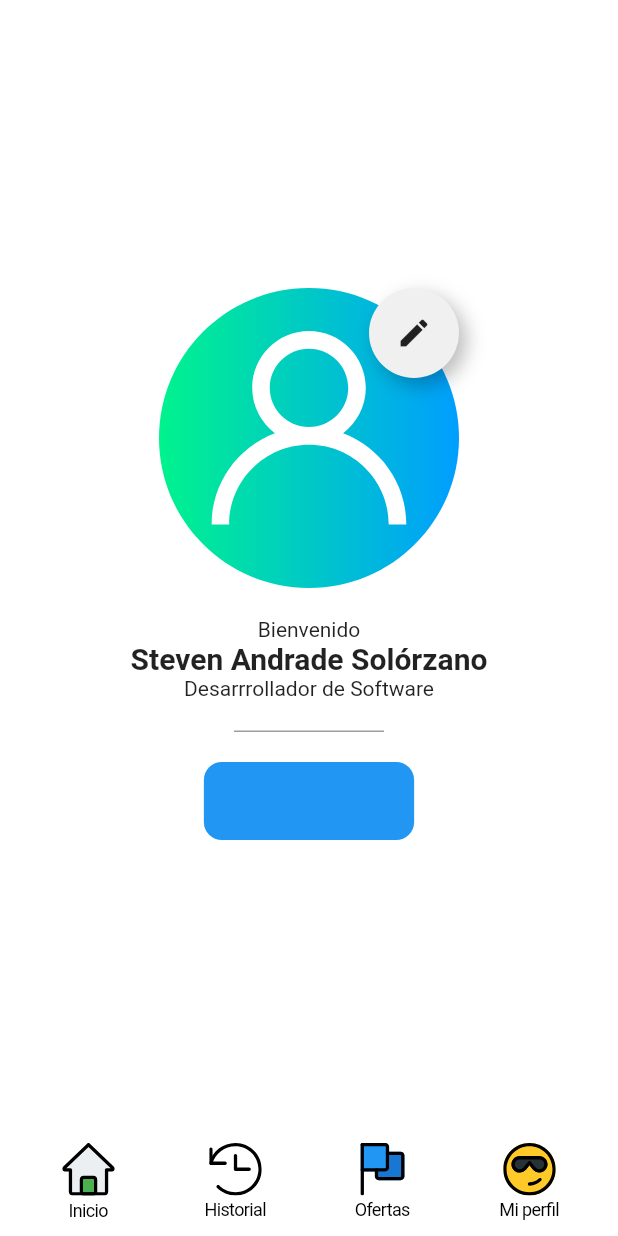
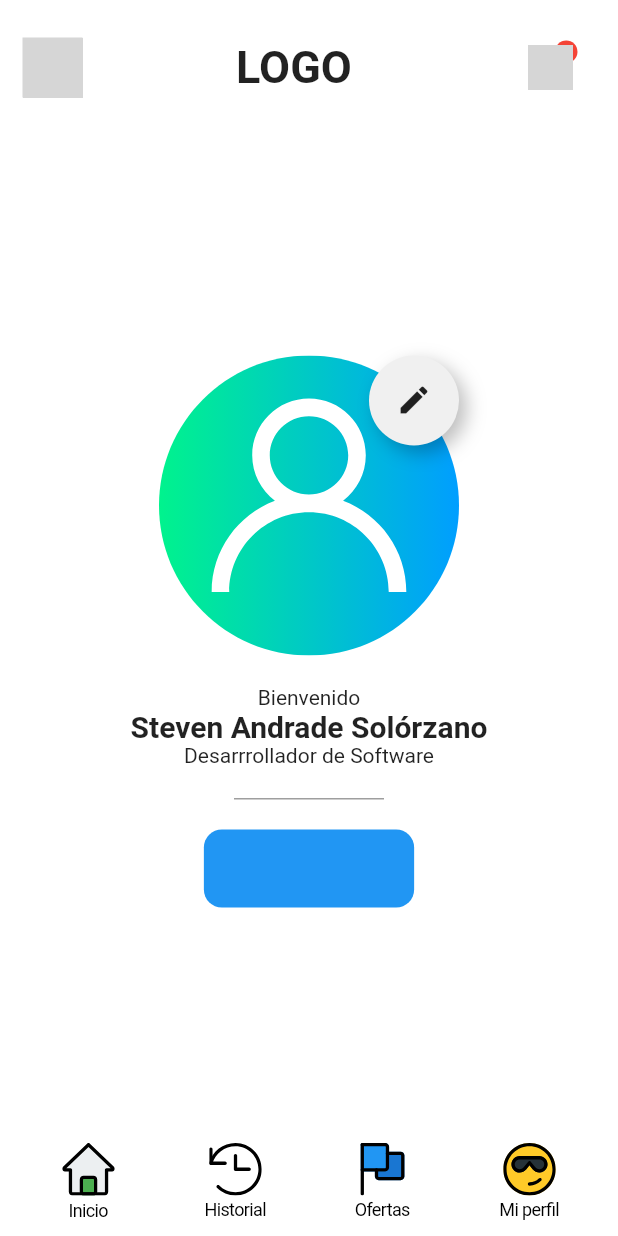
Before and after one commit to stev1494/flutter-buenas-pr-cticas, a Flutter app: the screen it shows after launch, on a phone screen of 412 x 824 dp. Run offline on Flutter 3.47's test engine with Material 2 defaults, Android fonts, the phone set to English and light mode, and no system bars; our stand-ins replace after_layout, flutter_svg; network calls fail; grey boxes are pictures that could not be loaded.

Commit message:
appbar personalizado

```diff
--- a/lib/pages/home_page.dart
+++ b/lib/pages/home_page.dart
@@ -4,6 +4,7 @@ import 'package:ui/widgets/bottom_menu.dart';
 import 'package:ui/widgets/circle_container.dart';
 import 'package:flutter/cupertino.dart';
 import 'package:ui/widgets/cronometer.dart';
+import 'package:ui/widgets/my_appbar.dart';
 
 class HomePage extends StatefulWidget {
   @override
@@ -37,10 +38,15 @@ class _HomePageState extends State<HomePage> {
           width: double.infinity,
           color: Colors.white,
           child: Column(
-            crossAxisAlignment: CrossAxisAlignment.center,
-            mainAxisAlignment: MainAxisAlignment.center,
-            mainAxisSize: MainAxisSize.max,
-            children: <Widget> [
+            children: [
+              // appBar
+              MyAppBar(),
+              Expanded(
+                child: Column(
+                crossAxisAlignment: CrossAxisAlignment.center,
+                mainAxisAlignment: MainAxisAlignment.center,
+                mainAxisSize: MainAxisSize.max,
+              children: <Widget> [
               Avatar(),
               SizedBox(height: 20,),
               Text("Bienvenido"),
@@ -66,6 +72,9 @@ class _HomePageState extends State<HomePage> {
               )
             ],
           )
+              )
+            ],
+          )
         )
       )
     );
--- a/lib/widgets/bottom_menu.dart
+++ b/lib/widgets/bottom_menu.dart
@@ -28,7 +28,10 @@ class BottomMenu extends StatelessWidget {
             children:
               List.generate(items.length, (index) {
                 final BottomMenuItem item = items[index];
-                return CupertinoButton(
+                // El expanded, aumenta el rango de accción al clickear
+                return Expanded(
+                    child: Container(
+                    child: CupertinoButton(
                       padding: EdgeInsets.zero,
                       onPressed: (){},
                       child: Column(
@@ -39,6 +42,8 @@ class BottomMenu extends StatelessWidget {
                         Text(item.label, style: TextStyle(fontSize:12, color: Colors.black ),)
                       ],
                     ),
+                    ),
+                  ),
                 );
               })
           ),
--- a/lib/widgets/cronometer.dart
+++ b/lib/widgets/cronometer.dart
@@ -18,7 +18,7 @@ class CronometerState extends State<Cronometer> with AfterLayoutMixin{
   double _time;
   Timer _timer;
 
-
+  // útil
   @override
   void afterFirstLayout(BuildContext context) {
     showDialog(context: context, builder: (BuildContext context){
--- /dev/null
+++ b/lib/widgets/my_appbar.dart
@@ -0,0 +1,54 @@
+import 'package:flutter/cupertino.dart';
+import 'package:flutter/material.dart';
+import 'package:flutter_svg/flutter_svg.dart';
+
+class MyAppBar extends StatelessWidget {
+  @override
+  Widget build(BuildContext context) {
+    return Container(
+      color: Colors.white,
+      child: Row(
+        mainAxisAlignment: MainAxisAlignment.spaceBetween,
+        children: [
+          CupertinoButton(
+            onPressed: (){},
+            padding: EdgeInsets.all(15),
+            child: SvgPicture.network(
+              'https://www.flaticon.es/svg/vstatic/svg/685/685672.svg?token=exp=1615689059~hmac=24c78ca5d53ccb67a4f9d1365f7d2164',
+              width: 40,
+            ),
+          ),
+          Text("LOGO",
+            style: TextStyle(fontSize: 30, fontWeight: FontWeight.bold),
+          ),
+          CupertinoButton(
+            onPressed: (){},
+            padding: EdgeInsets.all(15),
+            child: Stack(
+              children: [
+               Padding(padding: EdgeInsets.all(15),
+               child:  SvgPicture.network(
+                 'https://www.flaticon.com/svg/vstatic/svg/1370/1370907.svg?token=exp=1615689660~hmac=5c07815286290a30dc18eb24e22a7ab2',
+                  width: 30,
+                   ),
+              ),
+              Positioned(
+                right: 12,
+                top:12,
+                child: Container(
+                  width: 15,
+                  height: 15,
+                  decoration: BoxDecoration(
+                    color: Colors.red,
+                    shape: BoxShape.circle
+                  ),
+                )
+              )
+             ],
+           )
+          ),
+        ],
+      ),
+    );
+  }
+}
```
Lines whose indentation alone changed are shown as unchanged.
